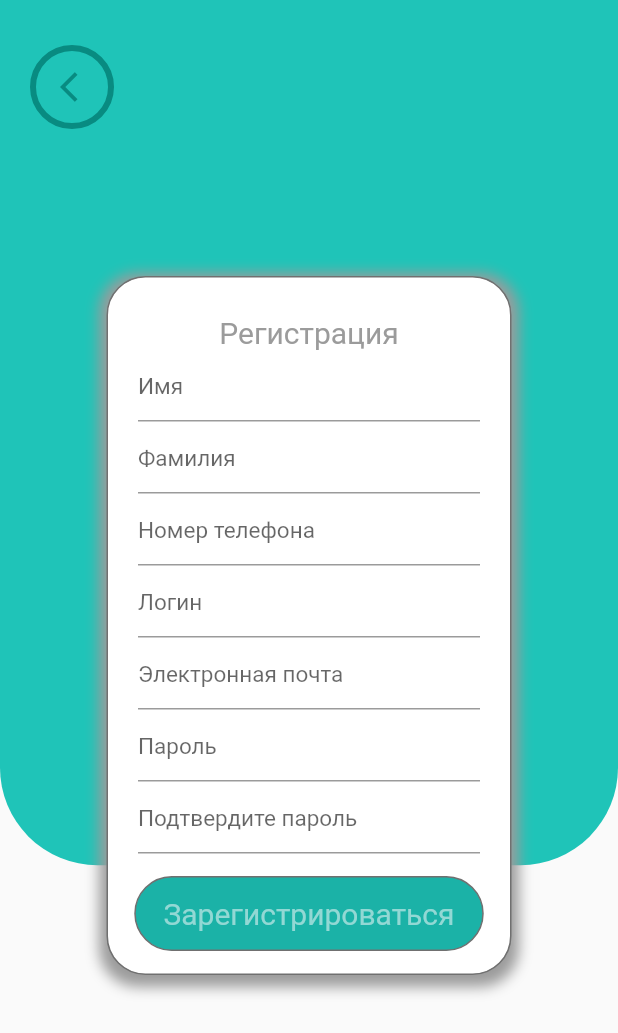
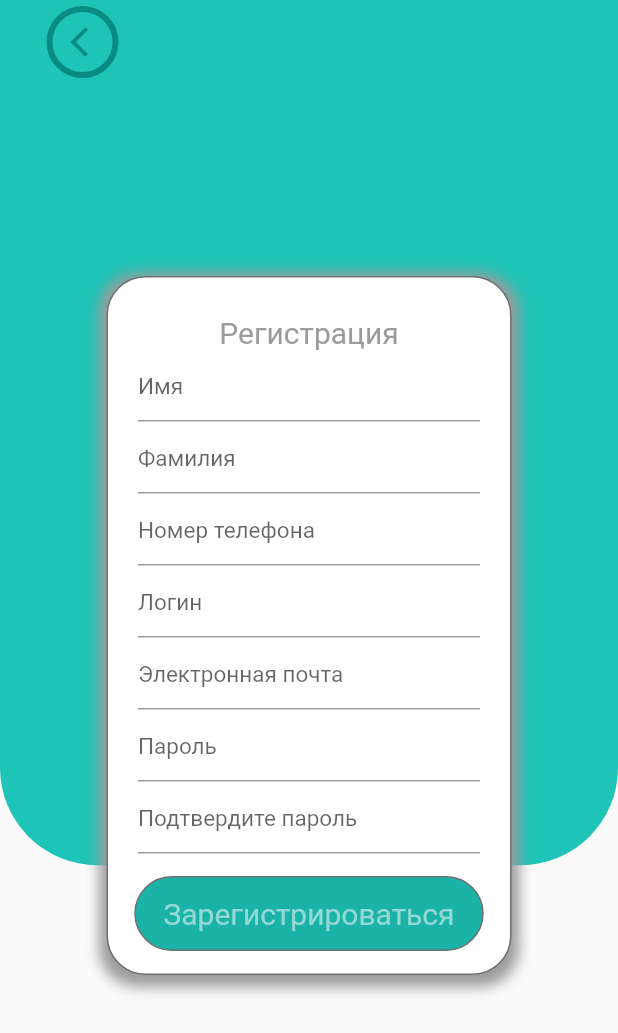
Before and after one commit to vitaliynester/MedicalApp, a Flutter app: the RegisterPage screen opened directly, on a phone screen of 412 x 824 dp. Shown: the top 1033 px of the screen. Run offline on Flutter 3.47's test engine with Material 2 defaults, Android fonts, the phone set to English and light mode, and no system bars; our stand-ins replace dio, equatable, flushbar, flutter_bloc, shared_preferences; accounts and stored records are empty; key blocks and very long unbroken strings in the code were emptied for the run.

Commit message:
update appbar leading for register page

```diff
--- a/medical_app/lib/pages/register_page.dart
+++ b/medical_app/lib/pages/register_page.dart
@@ -35,6 +35,43 @@ class _RegisterPageState extends State<RegisterPage> {
   Widget build(BuildContext context) {
     var size = MediaQuery.of(context).size;
     return Scaffold(
+      extendBodyBehindAppBar: true,
+      appBar: AppBar(
+        automaticallyImplyLeading: false,
+        elevation: 0,
+        backgroundColor: Colors.transparent,
+        title: Row(
+          children: [
+            Padding(
+              padding: const EdgeInsets.only(left: 15),
+              child: IconButton(
+                padding: EdgeInsets.all(0),
+                onPressed: () {
+                  Navigator.of(context).pop();
+                },
+                icon: Container(
+                  decoration: BoxDecoration(
+                    border: Border.all(
+                      color: backButtonColor,
+                      width: 4,
+                    ),
+                    borderRadius: BorderRadius.circular(60),
+                  ),
+                  child: Center(
+                    child: Padding(
+                      padding: const EdgeInsets.only(left: 8.0),
+                      child: Icon(
+                        Icons.arrow_back_ios,
+                        color: backButtonColor,
+                      ),
+                    ),
+                  ),
+                ),
+              ),
+            ),
+          ],
+        ),
+      ),
       body: Builder(
         builder: (context) {
           return Container(
@@ -404,31 +441,6 @@ class _RegisterPageState extends State<RegisterPage> {
                       ),
                     ),
                   ),
-                  Padding(
-                    padding: const EdgeInsets.only(
-                      left: 20,
-                      top: 30,
-                    ),
-                    child: Container(
-                      decoration: BoxDecoration(
-                        border: Border.all(
-                          color: backButtonColor,
-                          width: 4,
-                        ),
-                        borderRadius: BorderRadius.circular(60),
-                      ),
-                      child: IconButton(
-                        icon: Padding(
-                          padding: const EdgeInsets.only(left: 8),
-                          child: Icon(
-                            Icons.arrow_back_ios,
-                            color: backButtonColor,
-                          ),
-                        ),
-                        onPressed: () => Navigator.of(context).pop(),
-                      ),
-                    ),
-                  ),
                 ],
               ),
             ),
```
